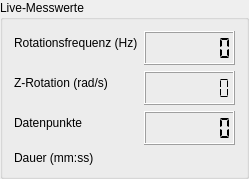
The window that gyroscope_ui/pyqt/live_panel.ui (cckssr/gyroscope-ui) describes before a commit, drawn with Qt 5.
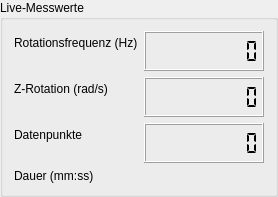
The same window after the commit.

Commit message:
feat(ui): Add plot dividers, a cursor that follows the curves and alike live displays
The plots sit in a vertical QSplitter, so their heights can be dragged. The
cursor snaps to the nearest sample and shows the time and the values of the
visible curves with a marker on each curve. The three LCDs share digit count
and size and use a small decimal point, so omega_z is as readable as the
frequency.

What changed in the file:
```diff
--- a/gyroscope_ui/pyqt/live_panel.ui
+++ b/gyroscope_ui/pyqt/live_panel.ui
@@ -23,12 +23,15 @@
     <widget class="QLCDNumber" name="lcdFrequency">
      <property name="minimumSize">
       <size>
-       <width>90</width>
-       <height>34</height>
+       <width>120</width>
+       <height>40</height>
       </size>
      </property>
      <property name="digitCount">
-      <number>7</number>
+      <number>8</number>
+     </property>
+     <property name="smallDecimalPoint">
+      <bool>true</bool>
      </property>
      <property name="segmentStyle">
       <enum>QLCDNumber::SegmentStyle::Flat</enum>
@@ -49,13 +52,16 @@
     <widget class="QLCDNumber" name="lcdGyroZ">
      <property name="minimumSize">
       <size>
-       <width>90</width>
-       <height>34</height>
+       <width>120</width>
+       <height>40</height>
       </size>
      </property>
      <property name="digitCount">
       <number>8</number>
      </property>
+     <property name="smallDecimalPoint">
+      <bool>true</bool>
+     </property>
      <property name="segmentStyle">
       <enum>QLCDNumber::SegmentStyle::Flat</enum>
      </property>
@@ -75,12 +81,15 @@
     <widget class="QLCDNumber" name="lcdPoints">
      <property name="minimumSize">
       <size>
-       <width>90</width>
-       <height>34</height>
+       <width>120</width>
+       <height>40</height>
       </size>
      </property>
      <property name="digitCount">
-      <number>7</number>
+      <number>8</number>
+     </property>
+     <property name="smallDecimalPoint">
+      <bool>true</bool>
      </property>
      <property name="segmentStyle">
       <enum>QLCDNumber::SegmentStyle::Flat</enum>
```
The commit also changes 7 other files.
